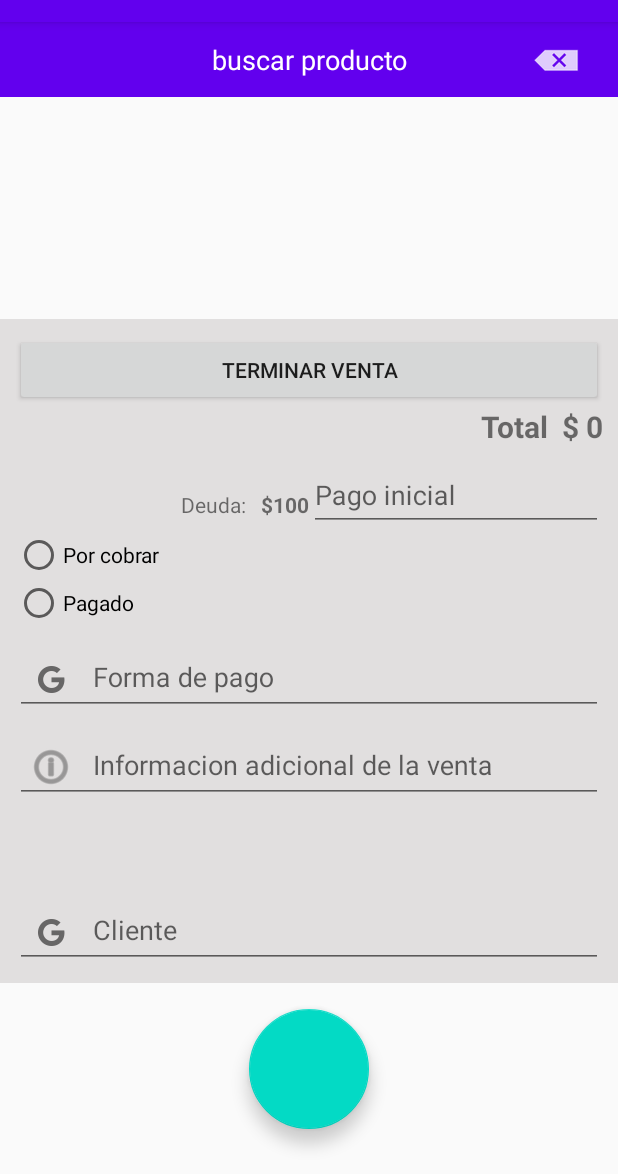
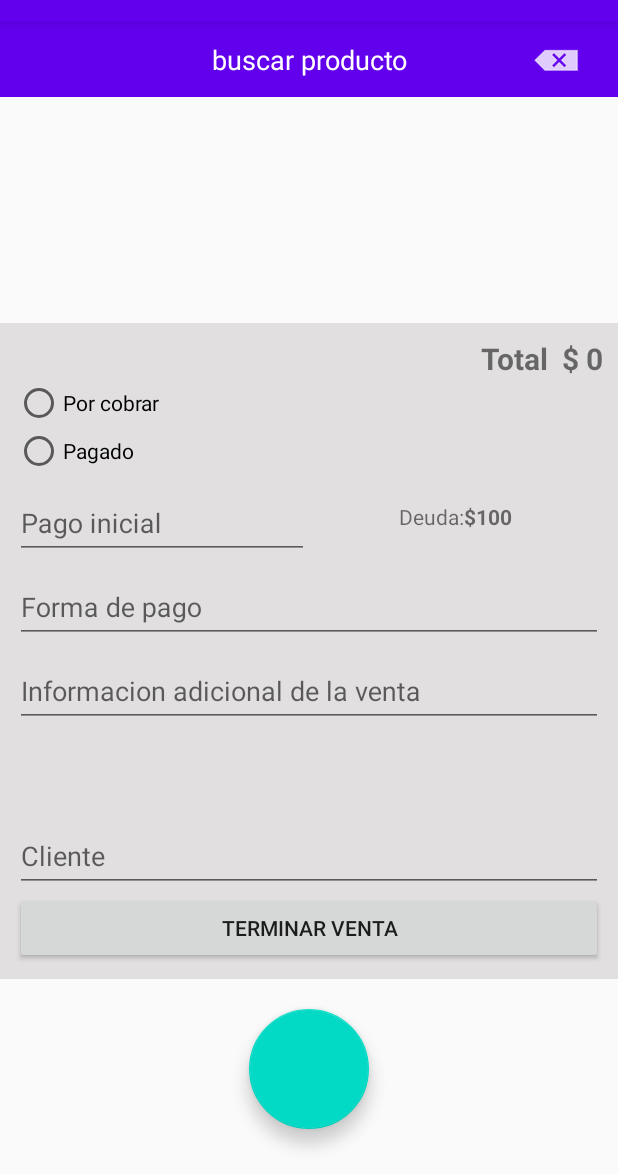
Before and after one commit to abel292/Indah, an Android app: the VentasFragment screen opened through its navigation route, on a phone screen of 412 x 824 dp, the part 62-1236 px from its top. Run offline under Robolectric (Android 15) with nearby library versions, the phone set to English and light mode, and no system bars; our stand-ins replace Room's generated code; libraries missing offline, so code that uses them is left out: com.phelat.navigationresult.

Commit message:
varias funciones de ventas

```diff
--- a/app/src/main/java/com/android_abel/indah/_view_ui/adapters/productos/AdapterProductos.kt
+++ b/app/src/main/java/com/android_abel/indah/_view_ui/adapters/productos/AdapterProductos.kt
@@ -13,6 +13,7 @@ class AdapterProductos(private var list: List<ProductoEntity>) :
     RecyclerView.Adapter<AdapterProductos.ProductoViewHolder>() {
 
     lateinit var listener: OnClickItemProductoSearched
+
     override fun onCreateViewHolder(parent: ViewGroup, viewType: Int): ProductoViewHolder {
         val inflater = LayoutInflater.from(parent.context)
         return ProductoViewHolder(
--- a/app/src/main/java/com/android_abel/indah/_view_ui/adapters/ventas/ConfigVentaListener.kt
+++ b/app/src/main/java/com/android_abel/indah/_view_ui/adapters/ventas/ConfigVentaListener.kt
@@ -3,5 +3,5 @@ package com.android_abel.indah._view_ui.adapters.ventas
 import com.android_abel.indah._model.local.venta.ProductoVendido
 
 interface ConfigVentaListener {
-    fun compilarProductosCarrito(listCarrito: ArrayList<ProductoVendido>)
+    fun compilandoProductosCarrito(listCarrito: ArrayList<ProductoVendido>)
 }
--- a/app/src/main/res/layout/fragment_ventas.xml
+++ b/app/src/main/res/layout/fragment_ventas.xml
@@ -78,17 +78,6 @@
                     app:layout_constraintBottom_toBottomOf="parent"
                     app:layout_constraintTop_toBottomOf="@+id/recyclerViewProductosCarrito_f_ventas">
 
-                    <Button
-                        android:id="@+id/buttonTerminarVenta"
-                        android:layout_width="match_parent"
-                        android:layout_height="wrap_content"
-                        android:text="@string/terminar_venta" />
-
-                    <LinearLayout
-                        android:layout_width="match_parent"
-                        android:layout_height="wrap_content"
-                        android:orientation="vertical">
-
                     <LinearLayout
                         android:layout_width="wrap_content"
                         android:layout_height="wrap_content"
@@ -113,37 +102,30 @@
                             android:textStyle="bold" />
                     </LinearLayout>
 
+
+                    <RadioButton
+                        android:id="@+id/radioButtonCobrar"
+                        android:layout_width="match_parent"
+                        android:layout_height="wrap_content"
+                        android:text="Por cobrar" />
+
+                    <RadioButton
+                        android:id="@+id/radioButtonPagado"
+                        android:layout_width="match_parent"
+                        android:layout_height="wrap_content"
+                        android:text="Pagado" />
+
+                    <LinearLayout
+                        android:layout_width="match_parent"
+                        android:layout_height="wrap_content"
+                        android:orientation="vertical">
+
+
                         <LinearLayout
                             android:id="@+id/linearLayoutContentConfigACobrar"
                             android:layout_width="match_parent"
                             android:layout_height="wrap_content"
                             android:orientation="horizontal">
-
-                            <LinearLayout
-                                android:layout_width="0dp"
-                                android:layout_height="match_parent"
-                                android:layout_marginTop="10dp"
-                                android:layout_weight="1"
-                                android:gravity="right"
-                                android:orientation="horizontal">
-
-                                <TextView
-                                    android:layout_width="wrap_content"
-                                    android:layout_height="wrap_content"
-                                    android:layout_gravity="bottom"
-                                    android:layout_marginBottom="4dp"
-                                    android:text="@string/deuda" />
-
-                                <TextView
-                                    android:id="@+id/textViewDeudaRestante"
-                                    android:layout_width="wrap_content"
-                                    android:layout_height="wrap_content"
-                                    android:layout_gravity="bottom"
-                                    android:layout_marginStart="10dp"
-                                    android:layout_marginBottom="4dp"
-                                    android:text="@string/_100"
-                                    android:textStyle="bold" />
-                            </LinearLayout>
 
                             <com.google.android.material.textfield.TextInputLayout
                                 android:layout_width="0dp"
@@ -159,29 +141,36 @@
 
                             </com.google.android.material.textfield.TextInputLayout>
 
+                            <LinearLayout
+                                android:layout_width="0dp"
+                                android:layout_height="match_parent"
+                                android:layout_weight="1"
+                                android:gravity="center"
+                                android:orientation="horizontal">
+
+                                <TextView
+                                    android:layout_width="wrap_content"
+                                    android:layout_height="wrap_content"
+                                    android:text="@string/deuda" />
+
+                                <TextView
+                                    android:id="@+id/textViewDeudaRestante"
+                                    android:layout_width="wrap_content"
+                                    android:layout_height="wrap_content"
+                                    android:text="@string/_100"
+                                    android:textStyle="bold" />
+                            </LinearLayout>
+
                         </LinearLayout>
 
 
                     </LinearLayout>
 
-                    <RadioButton
-                        android:id="@+id/radioButtonCobrar"
-                        android:layout_width="match_parent"
-                        android:layout_height="wrap_content"
-                        android:text="Por cobrar" />
-
-                    <RadioButton
-                        android:id="@+id/radioButtonPagado"
-                        android:layout_width="match_parent"
-                        android:layout_height="wrap_content"
-                        android:text="Pagado" />
-
                     <com.google.android.material.textfield.TextInputLayout
                         android:layout_width="match_parent"
                         android:layout_height="wrap_content"
                         android:hint="@string/forma_de_pago"
-                        android:orientation="horizontal"
-                        app:startIconDrawable="@drawable/googleg_standard_color_18">
+                        android:orientation="horizontal">
 
                         <com.google.android.material.textfield.TextInputEditText
                             android:id="@+id/edittextFormaPago_venta"
@@ -194,8 +183,7 @@
                         android:layout_width="match_parent"
                         android:layout_height="110dp"
                         android:hint="@string/informacion_adicional_de_la_venta"
-                        android:orientation="horizontal"
-                        app:startIconDrawable="@android:drawable/ic_menu_info_details">
+                        android:orientation="horizontal">
 
                         <com.google.android.material.textfield.TextInputEditText
                             android:id="@+id/edittextDescripcion_venta"
@@ -208,8 +196,7 @@
                         android:layout_width="match_parent"
                         android:layout_height="wrap_content"
                         android:hint="@string/cliente"
-                        android:orientation="horizontal"
-                        app:startIconDrawable="@drawable/googleg_standard_color_18">
+                        android:orientation="horizontal">
 
                         <com.google.android.material.textfield.TextInputEditText
                             android:id="@+id/edittextCliente_venta"
@@ -218,6 +205,11 @@
 
                     </com.google.android.material.textfield.TextInputLayout>
 
+                    <Button
+                        android:id="@+id/buttonTerminarVenta"
+                        android:layout_width="match_parent"
+                        android:layout_height="wrap_content"
+                        android:text="@string/terminar_venta" />
 
                 </LinearLayout>
 
```
Also changed, not shown: app/src/main/java/com/android_abel/indah/_model/local/venta/ProductoVendido.kt (+4 -4 lines), app/src/main/java/com/android_abel/indah/_view_ui/adapters/ventas/AdapterVentas.kt (+45 -24 lines), app/src/main/java/com/android_abel/indah/_view_ui/fragments/productos/ProductosFragment.kt (+10 -4 lines), app/src/main/java/com/android_abel/indah/_view_ui/fragments/ventas/VentasFragment.kt (+28 -2 lines). Lines whose indentation alone changed are shown as unchanged.
